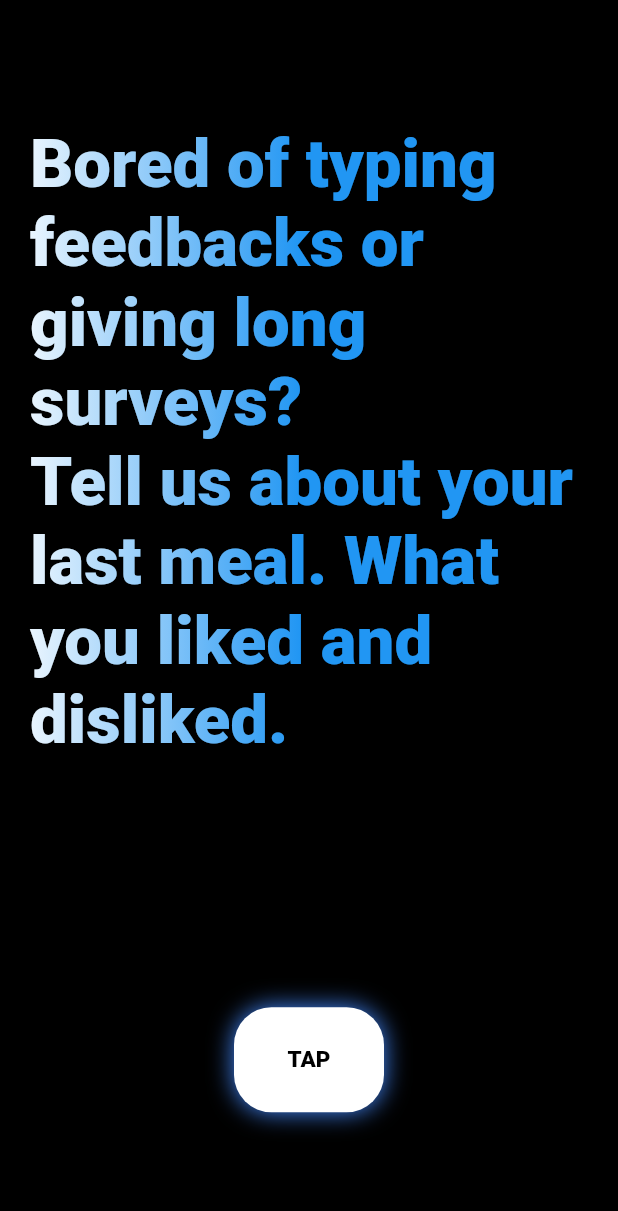
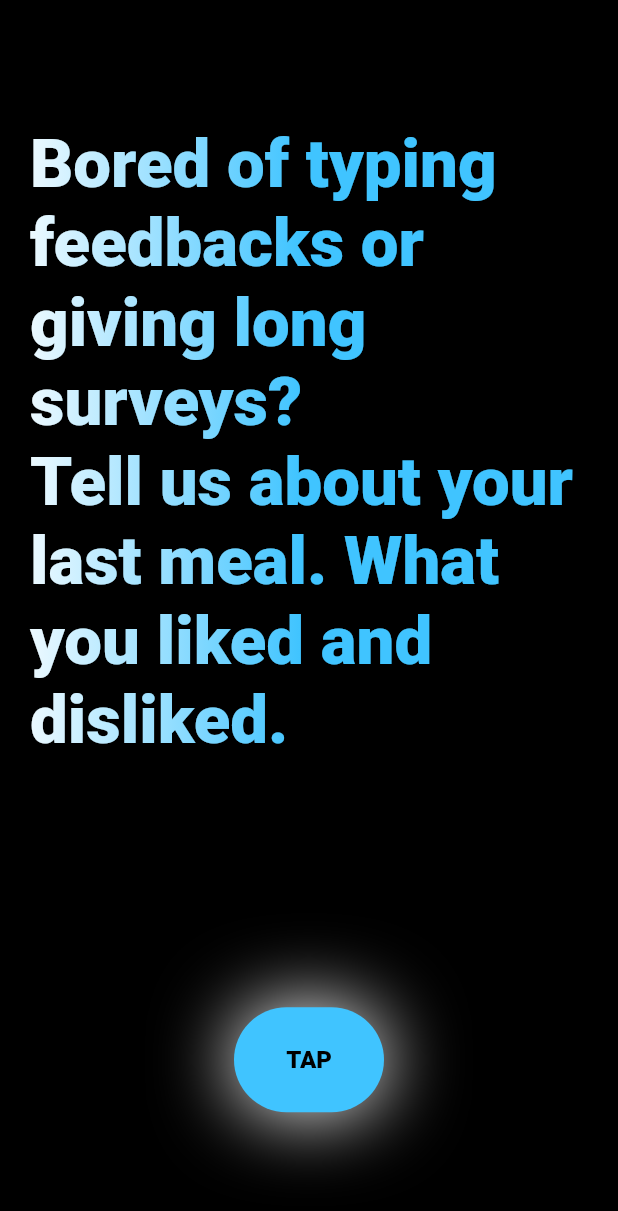
Before and after one commit to DXTkastb/EasyFeedback, a Flutter app: the screen it shows after launch, on a phone screen of 412 x 824 dp. Shown: the top 1211 px of the screen. Run offline on Flutter 3.47's test engine with Material 2 defaults, Android fonts, the phone set to English and light mode, and no system bars; our stand-ins replace flutter_spinkit; missing offline and left inert: google_speech, mic_stream.

Commit message:
ui updated

```diff
--- a/lib/apis/audio_api.dart
+++ b/lib/apis/audio_api.dart
@@ -8,7 +8,6 @@ import 'package:google_speech/config/streaming_recognition_config.dart';
 import 'package:google_speech/generated/google/cloud/speech/v1/cloud_speech.pb.dart' show StreamingRecognizeResponse;
 import 'package:google_speech/speech_client_authenticator.dart';
 import 'package:google_speech/speech_to_text.dart';
-import 'package:http/http.dart';
 import 'package:mic_stream/mic_stream.dart';
 
 class AudioApi {
--- a/lib/main.dart
+++ b/lib/main.dart
@@ -19,7 +19,7 @@ class MyApp extends StatelessWidget {
       title: 'Flutter Demo',
       home: MyHomePage(linearGradient: const  LinearGradient(
         begin: Alignment.centerLeft ,
-        colors: <Color>[Colors.white, Colors.blue],
+        colors: <Color>[Colors.white, Colors.lightBlueAccent],
       ).createShader(const Rect.fromLTWH(0.0, 0.0, 200.0, 70.0)),),
     );
   }
--- a/lib/widgets/feedback_widget.dart
+++ b/lib/widgets/feedback_widget.dart
@@ -89,15 +89,15 @@ class FeedBackWidgetState extends State<FeedBackWidget>
       onTap:(feedbackCompleted)?null: () {
         showOverlay(context);
       },
-      child: Container(
+      child:  Container(
         decoration: BoxDecoration(boxShadow:(feedbackCompleted)?null: const [
 
           BoxShadow(
-            color: Colors.blueAccent,
-            blurRadius: 13,
-            spreadRadius: 0.12,
+            color: Colors.white,
+            blurRadius: 45,
+            spreadRadius: 0.5,
           )
-        ], color: (feedbackCompleted)?Colors.white60:Colors.white, borderRadius: BorderRadius.circular(25)),
+        ], color: (feedbackCompleted)?Colors.white60:Colors.lightBlueAccent, borderRadius: BorderRadius.circular(45)),
         alignment: Alignment.center,
         width: 100,
         height: 70,
@@ -106,7 +106,7 @@ class FeedBackWidgetState extends State<FeedBackWidget>
           style: TextStyle(
               decoration: TextDecoration.none,
               fontWeight: FontWeight.w900,
-              fontSize: 15,
+              fontSize: 16,
               color: Colors.black),
         ),
       ),
```
